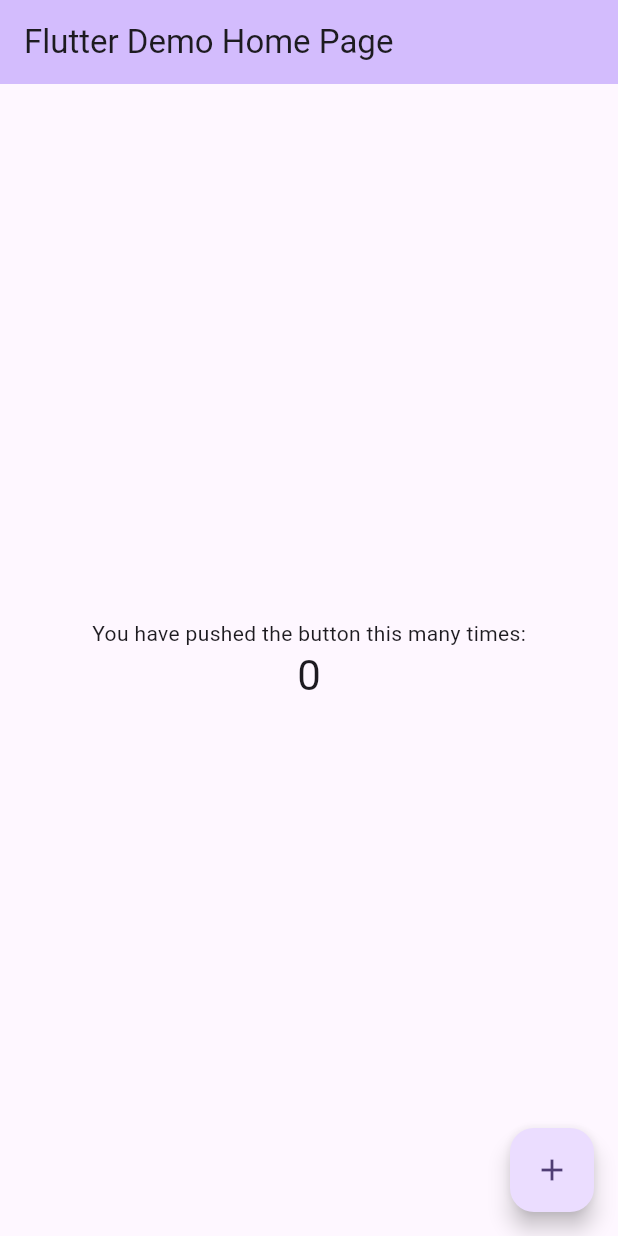
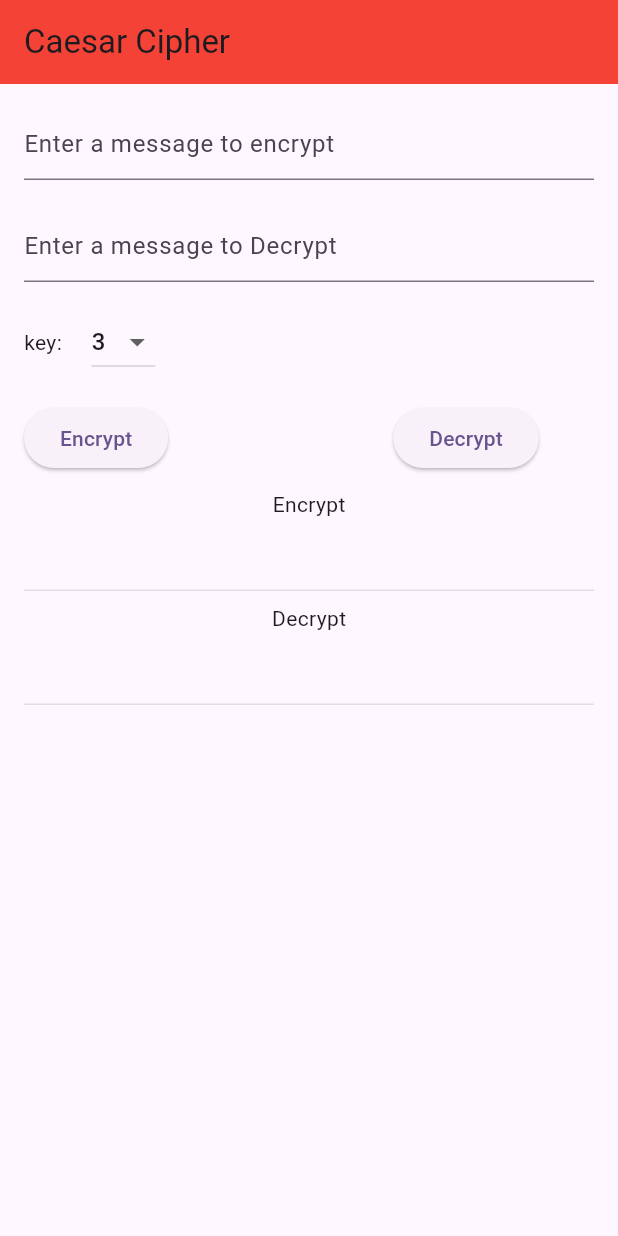
Before and after one commit to AbdalrhmanK/Caesar_Cipher_App, a Flutter app: the screen it shows after launch, on a phone screen of 412 x 824 dp. Run offline on Flutter 3.47's test engine with Material 2 defaults, Android fonts, the phone set to English and light mode, and no system bars.

Commit message:
add the work

```diff
--- /dev/null
+++ b/lib/CaesarCipher.dart
@@ -0,0 +1,161 @@
+import 'package:flutter/material.dart';
+
+class CaesarCipher extends StatefulWidget{
+
+  @override
+  State<CaesarCipher> createState() {
+    return _CaesarCipherState();
+  }
+
+}
+
+class _CaesarCipherState extends State<CaesarCipher>{
+
+  TextEditingController _controller = TextEditingController();
+  TextEditingController _controller2 = TextEditingController();
+  int _shift = 3;
+  String _resultencryption = '';
+  String _resultdecryption = '';
+  void _encrypt() { // c = p+k mod 26
+    String plainText = _controller.text;
+    String cipherText = '';
+    for (int i = 0; i < plainText.length; i++) {
+      String char = plainText[i];
+      if (char.contains(RegExp(r'[A-Za-z]'))) {
+        // Convert the character to its ASCII code
+        int asciiCode = char.codeUnitAt(0);
+        // Determine if the character is uppercase or lowercase
+        if (char == char.toUpperCase()) {
+          // Apply the shift to the ASCII code of the character, wrapping around if necessary
+          int shiftedCode = (asciiCode - 65 + _shift) % 26 + 65;
+          // Convert the shifted ASCII code back to a character
+          char = String.fromCharCode(shiftedCode);
+        } else {
+          int shiftedCode = (asciiCode - 97 + _shift) % 26 + 97;
+          char = String.fromCharCode(shiftedCode);
+        }
+      }
+      // Append the encrypted character to the cipher text
+      cipherText += char;
+    }
+    setState(() {
+      _resultencryption = cipherText;
+    });
+  }
+  void _Decrypt() { // p = c+k mod 26
+    String cipherText = _controller2.text;
+    String plainText = '';
+    for (int i = 0; i < cipherText.length; i++) {
+      String char = cipherText[i];
+      if (char.contains(RegExp(r'[A-Za-z]'))) {
+        int asciiCode = char.codeUnitAt(0);
+        if (char == char.toUpperCase()) {
+          int shiftedCode = (asciiCode - 65 - _shift) % 26 + 65;
+          char = String.fromCharCode(shiftedCode);
+        } else {
+          int shiftedCode = (asciiCode - 97 - _shift) % 26 + 97;
+          char = String.fromCharCode(shiftedCode);
+        }
+      }
+      plainText += char;
+    }
+    setState(() {
+      _resultdecryption  = plainText;
+    });
+  }
+
+  @override
+  Widget build(BuildContext context) {
+    return Scaffold(
+      appBar: AppBar(
+        title: Text('Caesar Cipher'),
+        backgroundColor: Colors.red,
+      ),
+      body: Container(
+        padding: EdgeInsets.all(16.0),
+        child: Column(
+          children: [
+            TextField(
+
+              controller: _controller,
+              decoration: InputDecoration(
+                hintText: 'Enter a message to encrypt',
+              ),
+            ),
+            SizedBox(height: 20,),
+            TextField(
+              controller: _controller2,
+              decoration: InputDecoration(
+                hintText: 'Enter a message to Decrypt',
+              ),
+            ),
+            SizedBox(height: 16.0),
+            Row(
+              children: [
+                Text('key: '),
+                SizedBox(width: 16.0),
+                DropdownButton<int>(
+                  value: _shift,
+                  items: List.generate(26, (i) => i + 1)
+                      .map((i) => DropdownMenuItem(
+                    value: i,
+                    child: Text(i.toString()),
+                  ))
+                      .toList(),
+                  onChanged: (value) {
+                    setState(() {
+                      _shift = value!;
+                    });
+                  },
+                ),
+              ],
+            ),
+            SizedBox(height: 16.0),
+            Row(
+              children: [
+                ElevatedButton(
+                  onPressed: _encrypt,
+                  child: Text('Encrypt'),
+
+                ),
+                SizedBox(width: 150,),
+                ElevatedButton(
+                  onPressed: _Decrypt,
+                  child: Text('Decrypt'),
+
+                ),
+              ],
+            ),
+            Column(
+              mainAxisAlignment: MainAxisAlignment.start,
+              children: [
+              SizedBox(height: 10.0),
+              Text('Encrypt'),
+              TextField(
+                enabled: false,
+                decoration: InputDecoration(
+                  hintText: _resultencryption,
+                ),
+              ),
+            SizedBox(height: 8.0),
+            Text('Decrypt'),
+                SingleChildScrollView(child:Column(
+                  children: [
+                  TextField(
+                    enabled: false,
+                    decoration: InputDecoration(
+                      hintText: _resultdecryption,
+                      ),
+                    ),
+                  ],
+                )
+              ),
+            ],
+          )
+        ],
+      ),
+    ),
+  );
+}
+
+}
--- a/lib/main.dart
+++ b/lib/main.dart
@@ -1,4 +1,5 @@
 import 'package:flutter/material.dart';
+import 'package:is493project/CaesarCipher.dart';
 
 void main() {
   runApp(const MyApp());
@@ -16,55 +17,7 @@ class MyApp extends StatelessWidget {
         colorScheme: ColorScheme.fromSeed(seedColor: Colors.deepPurple),
         useMaterial3: true,
       ),
-      home: const MyHomePage(title: 'Flutter Demo Home Page'),
+      home:  CaesarCipher(),
     );
   }
 }
-
-class MyHomePage extends StatefulWidget {
-  const MyHomePage({super.key, required this.title});
-
-  final String title;
-
-  @override
-  State<MyHomePage> createState() => _MyHomePageState();
-}
-
-class _MyHomePageState extends State<MyHomePage> {
-  int _counter = 0;
-
-  void _incrementCounter() {
-    setState(() {
-      _counter++;
-    });
-  }
-
-  @override
-  Widget build(BuildContext context) {
-    return Scaffold(
-      appBar: AppBar(
-        backgroundColor: Theme.of(context).colorScheme.inversePrimary,
-        title: Text(widget.title),
-      ),
-      body: Center(
-        child: Column(
-          mainAxisAlignment: MainAxisAlignment.center,
-          children: <Widget>[
-            const Text(
-              'You have pushed the button this many times:',
-            ),
-            Text(
-              '$_counter',
-              style: Theme.of(context).textTheme.headlineMedium,
-            ),
-          ],
-        ),
-      ),
-      floatingActionButton: FloatingActionButton(
-        onPressed: _incrementCounter,
-        tooltip: 'Increment',
-        child: const Icon(Icons.add),
-      ),
-    );
-  }
-}
```
